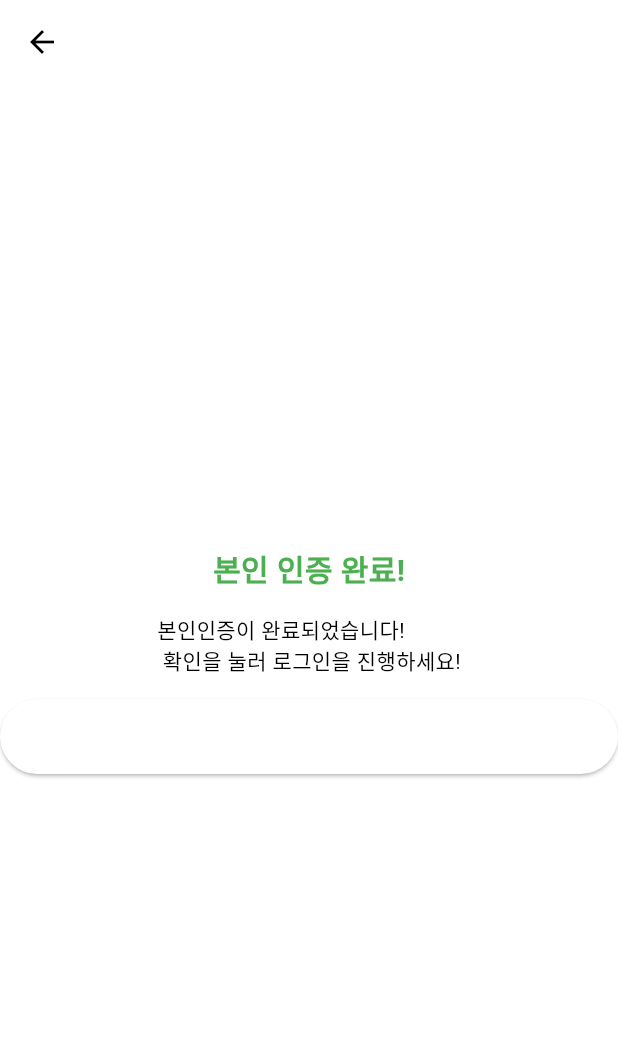
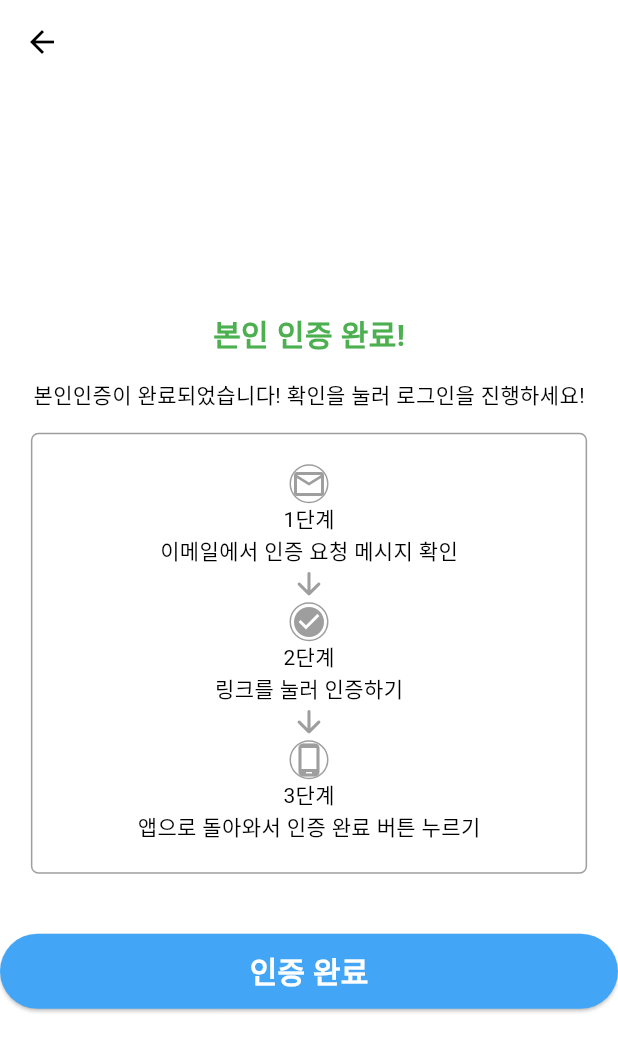
Before and after one commit to OBJECT-INHATC/INHA_CARPOOL_APP, a Flutter app: the VerifiedRegisterPage screen opened directly, on a phone screen of 412 x 824 dp. Shown: the top 1052 px of the screen. Run offline on Flutter 3.47's test engine with Material 2 defaults, Android fonts, the phone set to English and light mode, and no system bars; our stand-ins replace cloud_firestore, easy_localization, eva_icons_flutter, firebase_auth, firebase_core, firebase_messaging and 17 more; missing offline and left inert: app_settings, nav; accounts and stored records are empty; network calls fail.

Commit message:
refector(screen): 이메일 인증 화면 ui 개선
- refector(screen): 이메일 인증 화면 ui 개선

```diff
--- a/inha_carpool/lib/screen/register/s_findregister.dart
+++ b/inha_carpool/lib/screen/register/s_findregister.dart
@@ -166,7 +166,7 @@ class _FindRegisterPageState extends State<FindRegisterPage> {
                 child: ElevatedButton(
                     style: ElevatedButton.styleFrom(
                       minimumSize: const Size.fromHeight(50),
-                      backgroundColor: (onChanged != false)?Colors.blue:Colors.grey,
+                      backgroundColor: (onChanged != false)?Colors.blue:Colors.grey[300],
                       shape: RoundedRectangleBorder(
                         borderRadius: BorderRadius.circular(90.0),
                       ),
--- a/inha_carpool/lib/screen/register/s_register.dart
+++ b/inha_carpool/lib/screen/register/s_register.dart
@@ -5,6 +5,8 @@ import 'package:nav/nav.dart';
 import '../../service/sv_auth.dart';
 // import '../dialog/d_auth_verification.dart';
 import 'package:flutter_toggle_tab/flutter_toggle_tab.dart';
+
+import '../dialog/d_auth_verification.dart';
 // import 'package:inha_Carpool/common/extension/context_extension.dart';
 
 /// 0824 서은율 한승완
--- a/inha_carpool/lib/screen/register/s_verifiedregister.dart
+++ b/inha_carpool/lib/screen/register/s_verifiedregister.dart
@@ -36,7 +36,9 @@ class _VerifiedRegisterPageState extends State<VerifiedRegisterPage> {
   @override
   Widget build(BuildContext context) {
     return SafeArea(
+
       child: Scaffold(
+
         appBar: AppBar(
           backgroundColor: Colors.white,
           leading: IconButton(
@@ -48,28 +50,109 @@ class _VerifiedRegisterPageState extends State<VerifiedRegisterPage> {
                 color: Colors.black,
               )),
         ),
-        body: Center(
+        body: Container(
+          decoration: BoxDecoration(
+            borderRadius: BorderRadius.circular(20),
+
+
+            color: Colors.white,
+          ),
+
           child: Column(
             crossAxisAlignment: CrossAxisAlignment.center,
             mainAxisAlignment: MainAxisAlignment.center,
+
             children: [
               Text(verificationText, style: (verificationText=="본인인증 대기중...")?TextStyle(fontSize: 20, fontWeight: FontWeight.bold,color: Colors.red):TextStyle(fontSize: 20, fontWeight: FontWeight.bold,color: Colors.green),),
               const SizedBox(
                 height: 15,
               ),
-              (verificationText == "본인인증 대기중...")?Text("본인인증이 완료되면 카풀이 가능합니다.\n 학교 이메일에서 가입 인증을 해주세요!", style: TextStyle(fontSize: 14,),):
-              Text("본인인증이 완료되었습니다!\n 확인을 눌러 로그인을 진행하세요!", style: TextStyle(fontSize: 14,),),
+              Column(
+                  mainAxisAlignment: MainAxisAlignment.start,
+                  children:[
+              (verificationText == "본인인증 대기중...")?Text("학교 이메일로 가입 인증 메일이 전송되었습니다. 이메일에 접속하여 인증을 진행해 주세요!", style: TextStyle(fontSize: 14,),):
+              Text("본인인증이 완료되었습니다! 확인을 눌러 로그인을 진행하세요!", style: TextStyle(fontSize: 14,),),]),
               const SizedBox(
                 height: 15,
               ),
+              Container(
+                width: context.width(0.9),
+                padding: EdgeInsets.fromLTRB(20, 20, 20, 20),
+                decoration: BoxDecoration(
+                  borderRadius: BorderRadius.circular(5),
+
+                  color: Colors.white,
+                  border: Border.all(color: Colors.grey),),
+                child: Column(
+                  children: [
+                    Column(
+                      children: [
+                        Container(
+                          decoration: BoxDecoration(
+                            borderRadius: BorderRadius.circular(20),
+                            color: Colors.white,
+                            border: Border.all(color: Colors.grey),
+                          ),
+                          child: Icon(Icons.email_outlined, color: Colors.grey,),
+                        ),
+                        Text("1단계"),
+                        Text("이메일에서 인증 요청 메시지 확인"),
+                      ],
+                    ),
+                    Icon(Icons.arrow_downward_rounded, color: Colors.grey,),
+                    Column(
+                      children: [
+                        Container(
+                          decoration: BoxDecoration(
+                            borderRadius: BorderRadius.circular(20),
+                            color: Colors.white,
+                            border: Border.all(color: Colors.grey),
+                          ),
+                          child: Icon(Icons.check_circle, color: Colors.grey,),
+                        ),
+                        Text("2단계"),
+                        Text("링크를 눌러 인증하기"),
+                      ],
+                    ),
+                    Icon(Icons.arrow_downward_rounded, color: Colors.grey,),
+                    Column(
+                      children: [
+                        Container(
+                          decoration: BoxDecoration(
+                            borderRadius: BorderRadius.circular(20),
+                            color: Colors.white,
+                            border: Border.all(color: Colors.grey),
+                          ),
+                          child: Icon(Icons.phone_android_outlined, color: Colors.grey,),
+                        ),
+                        Text("3단계"),
+                        Text("앱으로 돌아와서 인증 완료 버튼 누르기"),
+                      ],
+                    )
+                  ],
+                ),
+              ),
+              const SizedBox(
+                height: 40,
+              ),
               ElevatedButton(
+
+
+
+
                   style: ElevatedButton.styleFrom(
-                    minimumSize: const Size.fromHeight(50),
+                    minimumSize: Size(context.width(1), 50),
+
+
+                    backgroundColor: (verificationText=="본인인증 대기중...")?Colors.grey[300]:Colors.blue[400],
+
+
                     shape: RoundedRectangleBorder(
-                      borderRadius: BorderRadius.circular(90.0),
+                      borderRadius: BorderRadius.circular(80.0),
+
                     ),
                   ),
-                  child: const Text('확인',
+                  child: const Text('인증 완료',
                       style: TextStyle(
                           fontSize: 20,
                           color: Colors.white,
@@ -85,7 +168,7 @@ class _VerifiedRegisterPageState extends State<VerifiedRegisterPage> {
                   }),
             ],
           ),
-      ),
+        ),
       ),);
   }
 }
```
Also changed, not shown: inha_carpool/lib/screen/dialog/d_auth_verification.dart (+59 -89 lines).
